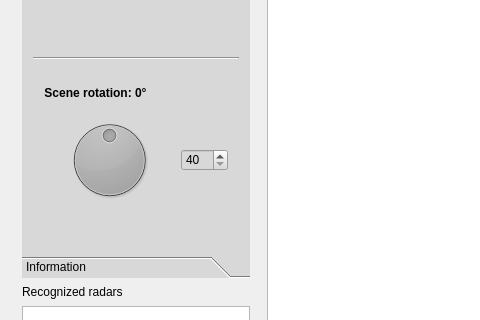
Old version of the form DACUSN/mainwindow.ui in the repository Gresthorn/DACUSN; both pictures show x 0 to 480 and y 83 to 403 of the 954 by 630 pixel window.
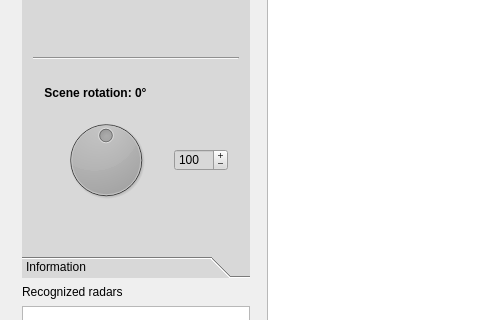
New version of the form. Icons and pictures are not drawn.

```diff
--- a/DACUSN/mainwindow.ui
+++ b/DACUSN/mainwindow.ui
@@ -198,15 +198,21 @@
               </item>
               <item row="2" column="2">
                <widget class="QSpinBox" name="gridScaleSpinBox">
+                <property name="buttonSymbols">
+                 <enum>QAbstractSpinBox::PlusMinus</enum>
+                </property>
                 <property name="minimum">
                  <number>40</number>
                 </property>
                 <property name="maximum">
-                 <number>140</number>
+                 <number>1000</number>
                 </property>
                 <property name="singleStep">
                  <number>20</number>
                 </property>
+                <property name="value">
+                 <number>100</number>
+                </property>
                </widget>
               </item>
              </layout>
```
Left out of the diff: 4 changed lines with no effect on the pictures.
